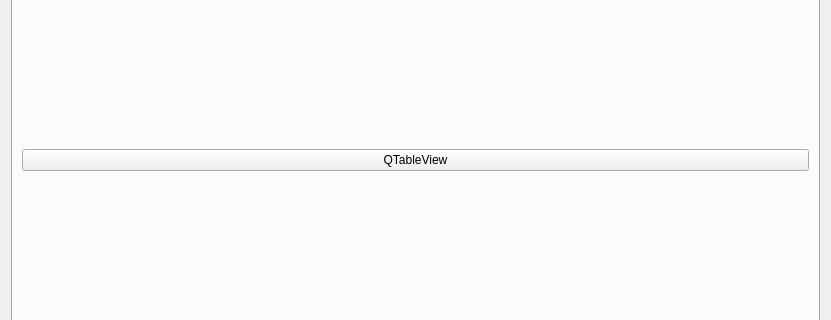
Qt form Qt_Notes/Example/DesignerSimpleSample/AMyWidget.ui (Jacob-xyb/Cpp_Note) before a commit; both pictures show x 0 to 831 and y 142 to 462 of the 831 by 580 pixel window.
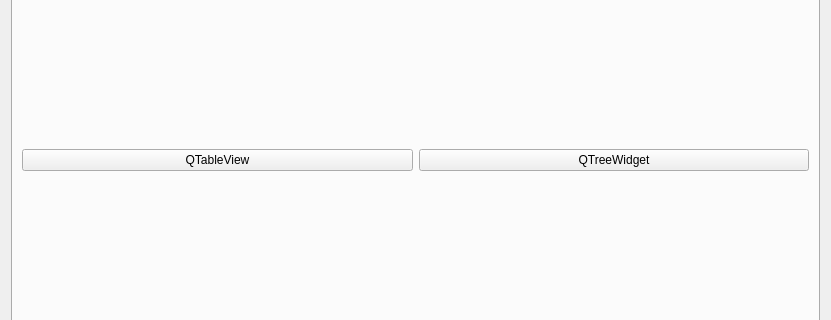
The same form after that commit. The open tabs and pages were chosen to show the change.

Patch:
```diff
--- a/Qt_Notes/Example/DesignerSimpleSample/AMyWidget.ui
+++ b/Qt_Notes/Example/DesignerSimpleSample/AMyWidget.ui
@@ -52,6 +52,13 @@
          </property>
         </widget>
        </item>
+       <item row="0" column="1">
+        <widget class="QPushButton" name="btn_TreeWidget">
+         <property name="text">
+          <string>QTreeWidget</string>
+         </property>
+        </widget>
+       </item>
       </layout>
      </widget>
      <widget class="QWidget" name="tab_3">
```
Left out of the diff: 2 changed lines with no effect on the pictures.
